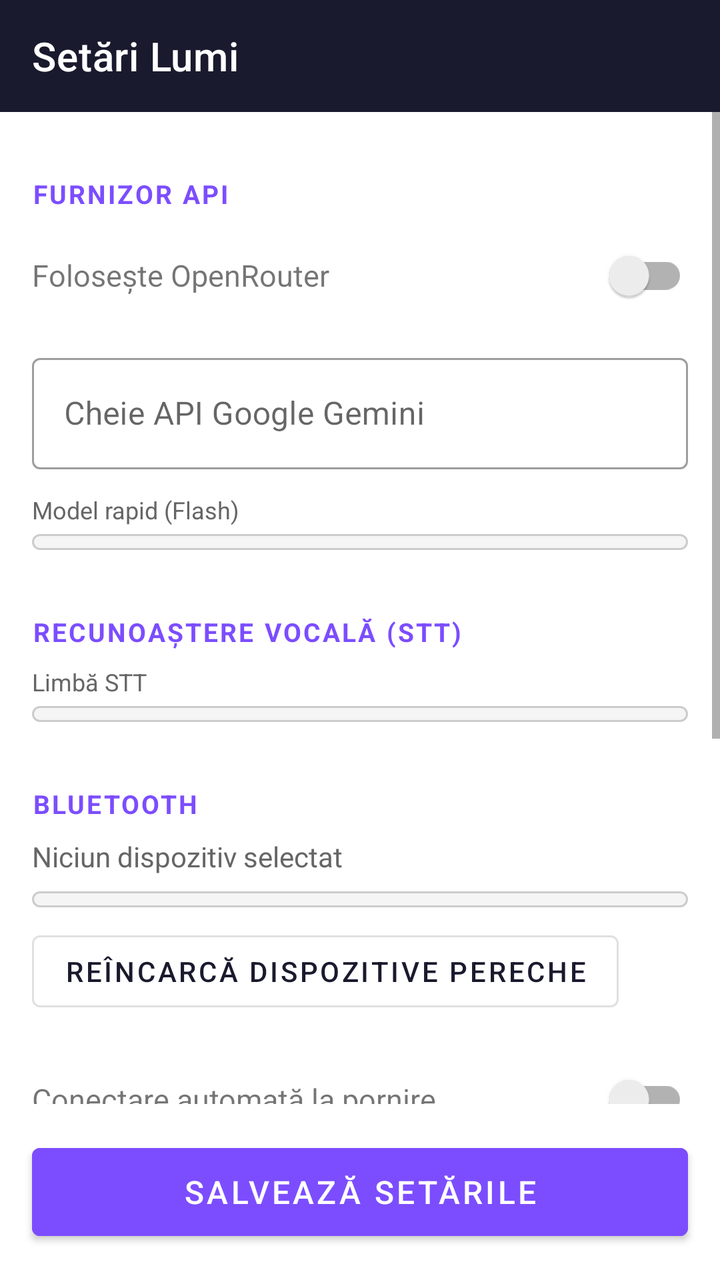
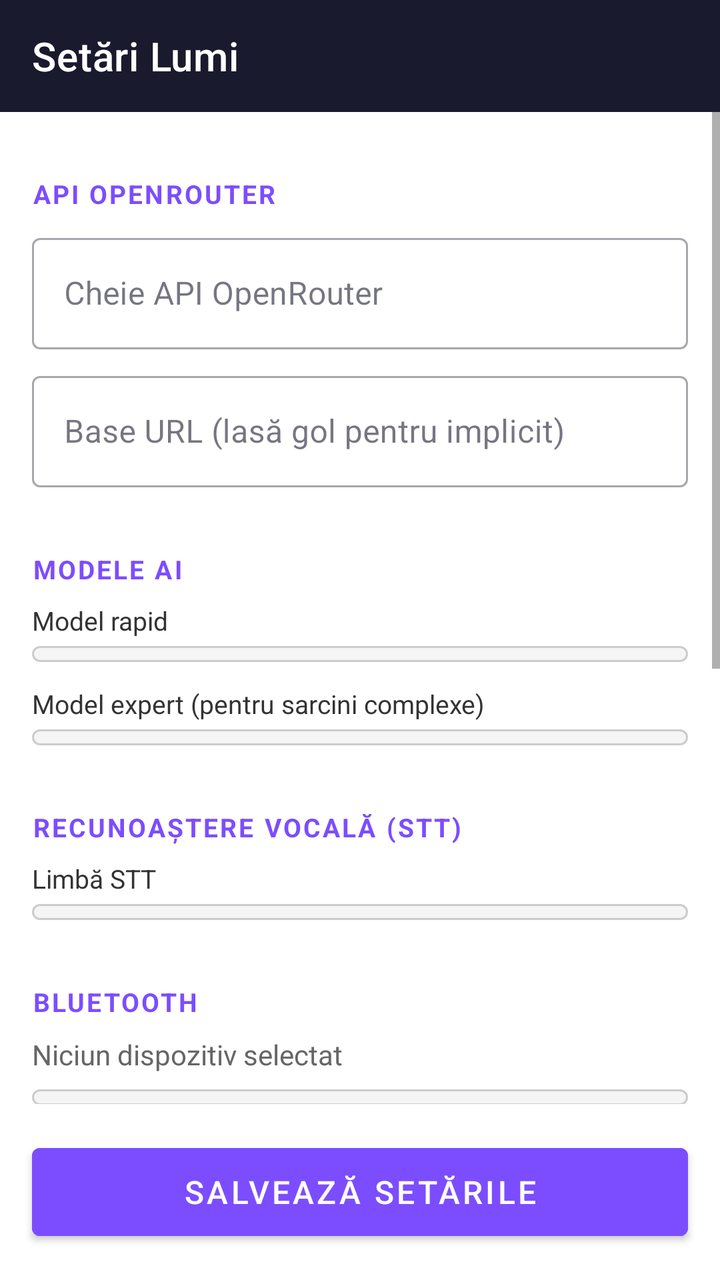

The first picture is an Android layout as it rendered before a commit; the second is the same layout after the commit. The layout source and the unified diff follow.
<!-- AndroidManifest.xml: application theme Theme.Lumi -->
<!-- res/layout/activity_settings.xml -->
<?xml version="1.0" encoding="utf-8"?>
<LinearLayout
    xmlns:android="http://schemas.android.com/apk/res/android"
    xmlns:app="http://schemas.android.com/apk/res-auto"
    android:layout_width="match_parent"
    android:layout_height="match_parent"
    android:orientation="vertical">

    <com.google.android.material.appbar.AppBarLayout
        android:layout_width="match_parent"
        android:layout_height="wrap_content">
        <androidx.appcompat.widget.Toolbar
            android:id="@+id/toolbar"
            android:layout_width="match_parent"
            android:layout_height="?attr/actionBarSize"
            android:background="@color/primary"
            app:title="Setări Lumi"
            app:titleTextColor="@color/white"/>
    </com.google.android.material.appbar.AppBarLayout>

    <ScrollView
        android:layout_width="match_parent"
        android:layout_height="0dp"
        android:layout_weight="1">

        <LinearLayout
            android:layout_width="match_parent"
            android:layout_height="wrap_content"
            android:orientation="vertical"
            android:padding="16dp">

            
            <TextView style="@style/SectionHeader" android:text="Furnizor API"/>

            
            <LinearLayout
                android:layout_width="match_parent"
                android:layout_height="wrap_content"
                android:gravity="center_vertical"
                android:layout_marginBottom="12dp"
                android:orientation="horizontal">
                <TextView
                    android:layout_width="0dp"
                    android:layout_height="wrap_content"
                    android:layout_weight="1"
                    android:text="Folosește OpenRouter"
                    android:textSize="15sp"/>
                <androidx.appcompat.widget.SwitchCompat
                    android:id="@+id/switchOpenRouter"
                    android:layout_width="wrap_content"
                    android:layout_height="wrap_content"/>
            </LinearLayout>

            
            <LinearLayout
                android:id="@+id/layoutGeminiDirect"
                android:layout_width="match_parent"
                android:layout_height="wrap_content"
                android:orientation="vertical">

                <com.google.android.material.textfield.TextInputLayout
                    android:layout_width="match_parent"
                    android:layout_height="wrap_content"
                    android:layout_marginBottom="12dp"
                    android:hint="Cheie API Google Gemini"
                    style="@style/Widget.MaterialComponents.TextInputLayout.OutlinedBox">
                    <com.google.android.material.textfield.TextInputEditText
                        android:id="@+id/etApiKey"
                        android:layout_width="match_parent"
                        android:layout_height="wrap_content"
                        android:inputType="textPassword"
                        android:singleLine="true"/>
                </com.google.android.material.textfield.TextInputLayout>

            </LinearLayout>

            
            <LinearLayout
                android:id="@+id/layoutOpenRouter"
                android:layout_width="match_parent"
                android:layout_height="wrap_content"
                android:orientation="vertical"
                android:visibility="gone">

                <com.google.android.material.textfield.TextInputLayout
                    android:layout_width="match_parent"
                    android:layout_height="wrap_content"
                    android:layout_marginBottom="12dp"
                    android:hint="Cheie API OpenRouter"
                    style="@style/Widget.MaterialComponents.TextInputLayout.OutlinedBox">
                    <com.google.android.material.textfield.TextInputEditText
                        android:id="@+id/etOpenRouterKey"
                        android:layout_width="match_parent"
                        android:layout_height="wrap_content"
                        android:inputType="textPassword"
                        android:singleLine="true"/>
                </com.google.android.material.textfield.TextInputLayout>

                <com.google.android.material.textfield.TextInputLayout
                    android:layout_width="match_parent"
                    android:layout_height="wrap_content"
                    android:layout_marginBottom="12dp"
                    android:hint="Base URL (opțional)"
                    style="@style/Widget.MaterialComponents.TextInputLayout.OutlinedBox">
                    <com.google.android.material.textfield.TextInputEditText
                        android:id="@+id/etOpenRouterUrl"
                        android:layout_width="match_parent"
                        android:layout_height="wrap_content"
                        android:inputType="textUri"
                        android:singleLine="true"/>
                </com.google.android.material.textfield.TextInputLayout>

            </LinearLayout>

            <TextView
                android:layout_width="match_parent"
                android:layout_height="wrap_content"
                android:layout_marginBottom="4dp"
                android:text="Model rapid (Flash)"
                android:textColor="@color/text_secondary"
                android:textSize="12sp"/>

            <Spinner
                android:id="@+id/spinnerFastModel"
                android:layout_width="match_parent"
                android:layout_height="wrap_content"
                android:layout_marginBottom="16dp"
                android:background="@drawable/spinner_bg"/>

            
            <TextView style="@style/SectionHeader" android:text="Recunoaștere vocală (STT)"/>

            <TextView
                android:layout_width="match_parent"
                android:layout_height="wrap_content"
                android:layout_marginBottom="4dp"
                android:text="Limbă STT"
                android:textColor="@color/text_secondary"
                android:textSize="12sp"/>

            <Spinner
                android:id="@+id/spinnerSttLanguage"
                android:layout_width="match_parent"
                android:layout_height="wrap_content"
                android:layout_marginBottom="16dp"
                android:background="@drawable/spinner_bg"/>

            
            <TextView style="@style/SectionHeader" android:text="Bluetooth"/>

            <TextView
                android:id="@+id/tvBtDevice"
                android:layout_width="match_parent"
                android:layout_height="wrap_content"
                android:layout_marginBottom="8dp"
                android:text="Niciun dispozitiv selectat"
                android:textColor="@color/text_secondary"/>

            <Spinner
                android:id="@+id/spinnerBtDevices"
                android:layout_width="match_parent"
                android:layout_height="wrap_content"
                android:layout_marginBottom="8dp"
                android:background="@drawable/spinner_bg"/>

            <Button
                android:id="@+id/btnScanBt"
                style="@style/Widget.MaterialComponents.Button.OutlinedButton"
                android:layout_width="wrap_content"
                android:layout_height="wrap_content"
                android:layout_marginBottom="16dp"
                android:text="Reîncarcă dispozitive pereche"/>

            <LinearLayout
                android:layout_width="match_parent"
                android:layout_height="wrap_content"
                android:gravity="center_vertical"
                android:layout_marginBottom="16dp"
                android:orientation="horizontal">
                <TextView
                    android:layout_width="0dp"
                    android:layout_height="wrap_content"
                    android:layout_weight="1"
                    android:text="Conectare automată la pornire"
                    android:textSize="15sp"/>
                <androidx.appcompat.widget.SwitchCompat
                    android:id="@+id/switchAutoConnect"
                    android:layout_width="wrap_content"
                    android:layout_height="wrap_content"/>
            </LinearLayout>

            
            <TextView style="@style/SectionHeader" android:text="Prompt sistem AI"/>

            <com.google.android.material.textfield.TextInputLayout
                android:layout_width="match_parent"
                android:layout_height="wrap_content"
                android:layout_marginBottom="4dp"
                style="@style/Widget.MaterialComponents.TextInputLayout.OutlinedBox">
                <com.google.android.material.textfield.TextInputEditText
                    android:id="@+id/etSystemPrompt"
                    android:layout_width="match_parent"
                    android:layout_height="wrap_content"
                    android:inputType="textMultiLine"
                    android:minLines="4"/>
            </com.google.android.material.textfield.TextInputLayout>

            <Button
                android:id="@+id/btnResetPrompt"
                style="@style/Widget.MaterialComponents.Button.TextButton"
                android:layout_width="wrap_content"
                android:layout_height="wrap_content"
                android:layout_marginBottom="24dp"
                android:text="Resetează prompt implicit"/>

        </LinearLayout>
    </ScrollView>

    <Button
        android:id="@+id/btnSave"
        android:layout_width="match_parent"
        android:layout_height="56dp"
        android:layout_margin="16dp"
        android:text="Salvează setările"
        android:textSize="16sp"
        android:backgroundTint="@color/accent"/>

</LinearLayout>
<!-- resources referenced by this layout -->
<resources>
  <color name="accent">#7C4DFF</color>
  <color name="primary">#1A1A2E</color>
  <color name="text_secondary">#666666</color>
  <color name="white">#FFFFFF</color>
  <!-- drawable spinner_bg (drawable) -->
  <?xml version="1.0" encoding="utf-8"?>
  <shape xmlns:android="http://schemas.android.com/apk/res/android"
      android:shape="rectangle">
      <solid android:color="#F5F5F5"/>
      <stroke android:width="1dp" android:color="#CCCCCC"/>
      <corners android:radius="4dp"/>
      <padding android:left="8dp" android:right="8dp" android:top="4dp" android:bottom="4dp"/>
  </shape>
  <style name="SectionHeader" parent="TextAppearance.MaterialComponents.Subtitle1">
          <item name="android:layout_width">match_parent</item>
          <item name="android:layout_height">wrap_content</item>
          <item name="android:layout_marginTop">16dp</item>
          <item name="android:layout_marginBottom">8dp</item>
          <item name="android:textColor">@color/accent</item>
          <item name="android:textStyle">bold</item>
          <item name="android:textSize">13sp</item>
          <item name="android:textAllCaps">true</item>
          <item name="android:letterSpacing">0.08</item>
      </style>
  <style name="Theme.Lumi" parent="Theme.MaterialComponents.DayNight.NoActionBar">
          <item name="colorPrimary">@color/primary</item>
          <item name="colorPrimaryVariant">@color/primary_dark</item>
          <item name="colorSecondary">@color/accent</item>
          <item name="colorOnPrimary">@color/white</item>
          <item name="android:statusBarColor">@color/primary_dark</item>
          <item name="android:navigationBarColor">@color/primary</item>
      </style>
  <color name="primary_dark">#16213E</color>
</resources>

<!-- the commit's change to res/layout/activity_settings.xml (unified diff, before → after) -->
@@ -4,6 +4,7 @@
     xmlns:app="http://schemas.android.com/apk/res-auto"
     android:layout_width="match_parent"
     android:layout_height="match_parent"
+    android:background="#FFFFFF"
     android:orientation="vertical">
 
     <com.google.android.material.appbar.AppBarLayout
@@ -21,7 +22,8 @@
     <ScrollView
         android:layout_width="match_parent"
         android:layout_height="0dp"
-        android:layout_weight="1">
+        android:layout_weight="1"
+        android:background="#FFFFFF">
 
         <LinearLayout
             android:layout_width="match_parent"
@@ -30,98 +32,67 @@
             android:padding="16dp">
 
             
-            <TextView style="@style/SectionHeader" android:text="Furnizor API"/>
-
-            
-            <LinearLayout
-                android:layout_width="match_parent"
-                android:layout_height="wrap_content"
-                android:gravity="center_vertical"
+            <TextView style="@style/SectionHeader" android:text="API OpenRouter"/>
+
+            <com.google.android.material.textfield.TextInputLayout
+                android:layout_width="match_parent"
+                android:layout_height="wrap_content"
+                android:layout_marginBottom="8dp"
+                android:hint="Cheie API OpenRouter"
+                style="@style/Widget.MaterialComponents.TextInputLayout.OutlinedBox">
+                <com.google.android.material.textfield.TextInputEditText
+                    android:id="@+id/etOpenRouterKey"
+                    android:layout_width="match_parent"
+                    android:layout_height="wrap_content"
+                    android:inputType="textPassword"
+                    android:singleLine="true"
+                    android:textColor="#000000"/>
+            </com.google.android.material.textfield.TextInputLayout>
+
+            <com.google.android.material.textfield.TextInputLayout
+                android:layout_width="match_parent"
+                android:layout_height="wrap_content"
+                android:layout_marginBottom="16dp"
+                android:hint="Base URL (lasă gol pentru implicit)"
+                style="@style/Widget.MaterialComponents.TextInputLayout.OutlinedBox">
+                <com.google.android.material.textfield.TextInputEditText
+                    android:id="@+id/etOpenRouterUrl"
+                    android:layout_width="match_parent"
+                    android:layout_height="wrap_content"
+                    android:inputType="textUri"
+                    android:singleLine="true"
+                    android:textColor="#000000"
+                    android:textColorHint="#888888"/>
+            </com.google.android.material.textfield.TextInputLayout>
+
+            
+            <TextView style="@style/SectionHeader" android:text="Modele AI"/>
+
+            <TextView
+                android:layout_width="match_parent"
+                android:layout_height="wrap_content"
+                android:layout_marginBottom="4dp"
+                android:text="Model rapid"
+                android:textColor="#333333"
+                android:textSize="13sp"/>
+
+            <Spinner
+                android:id="@+id/spinnerFastModel"
+                android:layout_width="match_parent"
+                android:layout_height="wrap_content"
                 android:layout_marginBottom="12dp"
-                android:orientation="horizontal">
-                <TextView
-                    android:layout_width="0dp"
-                    android:layout_height="wrap_content"
-                    android:layout_weight="1"
-                    android:text="Folosește OpenRouter"
-                    android:textSize="15sp"/>
-                <androidx.appcompat.widget.SwitchCompat
-                    android:id="@+id/switchOpenRouter"
-                    android:layout_width="wrap_content"
-                    android:layout_height="wrap_content"/>
-            </LinearLayout>
-
-            
-            <LinearLayout
-                android:id="@+id/layoutGeminiDirect"
-                android:layout_width="match_parent"
-                android:layout_height="wrap_content"
-                android:orientation="vertical">
-
-                <com.google.android.material.textfield.TextInputLayout
-                    android:layout_width="match_parent"
-                    android:layout_height="wrap_content"
-                    android:layout_marginBottom="12dp"
-                    android:hint="Cheie API Google Gemini"
-                    style="@style/Widget.MaterialComponents.TextInputLayout.OutlinedBox">
-                    <com.google.android.material.textfield.TextInputEditText
-                        android:id="@+id/etApiKey"
-                        android:layout_width="match_parent"
-                        android:layout_height="wrap_content"
-                        android:inputType="textPassword"
-                        android:singleLine="true"/>
-                </com.google.android.material.textfield.TextInputLayout>
-
-            </LinearLayout>
-
-            
-            <LinearLayout
-                android:id="@+id/layoutOpenRouter"
-                android:layout_width="match_parent"
-                android:layout_height="wrap_content"
-                android:orientation="vertical"
-                android:visibility="gone">
-
-                <com.google.android.material.textfield.TextInputLayout
-                    android:layout_width="match_parent"
-                    android:layout_height="wrap_content"
-                    android:layout_marginBottom="12dp"
-                    android:hint="Cheie API OpenRouter"
-                    style="@style/Widget.MaterialComponents.TextInputLayout.OutlinedBox">
-                    <com.google.android.material.textfield.TextInputEditText
-                        android:id="@+id/etOpenRouterKey"
-                        android:layout_width="match_parent"
-                        android:layout_height="wrap_content"
-                        android:inputType="textPassword"
-                        android:singleLine="true"/>
-                </com.google.android.material.textfield.TextInputLayout>
-
-                <com.google.android.material.textfield.TextInputLayout
-                    android:layout_width="match_parent"
-                    android:layout_height="wrap_content"
-                    android:layout_marginBottom="12dp"
-                    android:hint="Base URL (opțional)"
-                    style="@style/Widget.MaterialComponents.TextInputLayout.OutlinedBox">
-                    <com.google.android.material.textfield.TextInputEditText
-                        android:id="@+id/etOpenRouterUrl"
-                        android:layout_width="match_parent"
-                        android:layout_height="wrap_content"
-                        android:inputType="textUri"
-                        android:singleLine="true"/>
-                </com.google.android.material.textfield.TextInputLayout>
-
-            </LinearLayout>
-
-            <TextView
-                android:layout_width="match_parent"
-                android:layout_height="wrap_content"
-                android:layout_marginBottom="4dp"
-                android:text="Model rapid (Flash)"
-                android:textColor="@color/text_secondary"
-                android:textSize="12sp"/>
-
-            <Spinner
-                android:id="@+id/spinnerFastModel"
+                android:background="@drawable/spinner_bg"/>
+
+            <TextView
+                android:layout_width="match_parent"
+                android:layout_height="wrap_content"
+                android:layout_marginBottom="4dp"
+                android:text="Model expert (pentru sarcini complexe)"
+                android:textColor="#333333"
+                android:textSize="13sp"/>
+
+            <Spinner
+                android:id="@+id/spinnerExpertModel"
                 android:layout_width="match_parent"
                 android:layout_height="wrap_content"
                 android:layout_marginBottom="16dp"
@@ -135,8 +106,8 @@
                 android:layout_height="wrap_content"
                 android:layout_marginBottom="4dp"
                 android:text="Limbă STT"
-                android:textColor="@color/text_secondary"
-                android:textSize="12sp"/>
+                android:textColor="#333333"
+                android:textSize="13sp"/>
 
             <Spinner
                 android:id="@+id/spinnerSttLanguage"
@@ -154,7 +125,7 @@
                 android:layout_height="wrap_content"
                 android:layout_marginBottom="8dp"
                 android:text="Niciun dispozitiv selectat"
-                android:textColor="@color/text_secondary"/>
+                android:textColor="#666666"/>
 
             <Spinner
                 android:id="@+id/spinnerBtDevices"
@@ -182,6 +153,7 @@
                     android:layout_height="wrap_content"
                     android:layout_weight="1"
                     android:text="Conectare automată la pornire"
+                    android:textColor="#000000"
                     android:textSize="15sp"/>
                 <androidx.appcompat.widget.SwitchCompat
                     android:id="@+id/switchAutoConnect"
@@ -202,7 +174,8 @@
                     android:layout_width="match_parent"
                     android:layout_height="wrap_content"
                     android:inputType="textMultiLine"
-                    android:minLines="4"/>
+                    android:minLines="4"
+                    android:textColor="#000000"/>
             </com.google.android.material.textfield.TextInputLayout>
 
             <Button
<!-- resource entries referenced after the edit -->
@@ -2,7 +2,6 @@
 <resources>
   <color name="accent">#7C4DFF</color>
   <color name="primary">#1A1A2E</color>
-  <color name="text_secondary">#666666</color>
   <color name="white">#FFFFFF</color>
   <!-- drawable spinner_bg (drawable) -->
   <?xml version="1.0" encoding="utf-8"?>
@@ -24,14 +23,19 @@
           <item name="android:textAllCaps">true</item>
           <item name="android:letterSpacing">0.08</item>
       </style>
-  <style name="Theme.Lumi" parent="Theme.MaterialComponents.DayNight.NoActionBar">
+  <style name="Theme.Lumi" parent="Theme.MaterialComponents.Light.NoActionBar">
           <item name="colorPrimary">@color/primary</item>
           <item name="colorPrimaryVariant">@color/primary_dark</item>
           <item name="colorSecondary">@color/accent</item>
           <item name="colorOnPrimary">@color/white</item>
+          <item name="colorOnBackground">@color/text_primary</item>
+          <item name="colorOnSurface">@color/text_primary</item>
+          <item name="android:textColor">@color/text_primary</item>
+          <item name="android:editTextColor">@color/text_primary</item>
           <item name="android:statusBarColor">@color/primary_dark</item>
           <item name="android:navigationBarColor">@color/primary</item>
       </style>
   <color name="primary_dark">#16213E</color>
+  <color name="text_primary">#1A1A2E</color>
 </resources>
 
